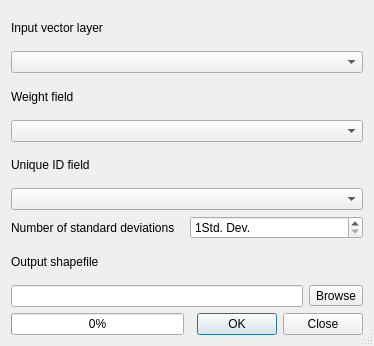
Qt form python/plugins/fTools/tools/frmMeanCoords.ui (qgis/QGIS) before a commit.
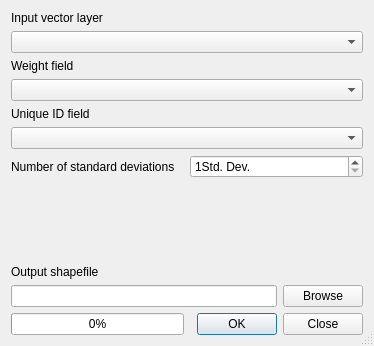
The same form after that commit.

Commit message: [ftools] homogenizes UI: changes browse button from QToolButton to QPushButton

What changed in the file:
```diff
--- a/python/plugins/fTools/tools/frmMeanCoords.ui
+++ b/python/plugins/fTools/tools/frmMeanCoords.ui
@@ -1,10 +1,10 @@
 <ui version="4.0" >
  <class>Dialog</class>
- <widget class="QDialog" name="Dialog" >
-  <property name="windowModality" >
+ <widget class="QDialog" name="Dialog">
+  <property name="windowModality">
    <enum>Qt::NonModal</enum>
   </property>
-  <property name="geometry" >
+  <property name="geometry">
    <rect>
     <x>0</x>
     <y>0</y>
@@ -12,100 +12,47 @@
     <height>346</height>
    </rect>
   </property>
-  <property name="windowTitle" >
+  <property name="windowTitle">
    <string>Generate Centroids</string>
   </property>
-  <property name="sizeGripEnabled" >
+  <property name="sizeGripEnabled">
    <bool>true</bool>
   </property>
-  <layout class="QGridLayout" name="gridLayout" >
-   <item row="0" column="0" colspan="2" >
-    <layout class="QVBoxLayout" >
-     <item>
-      <widget class="QLabel" name="label_3" >
-       <property name="text" >
-        <string>Input vector layer</string>
-       </property>
-      </widget>
-     </item>
-     <item>
-      <widget class="QComboBox" name="inShape" />
-     </item>
-    </layout>
+  <layout class="QGridLayout" name="gridLayout">
+   <item row="6" column="0">
+    <widget class="QProgressBar" name="progressBar">
+     <property name="value">
+      <number>0</number>
+     </property>
+     <property name="alignment">
+      <set>Qt::AlignCenter</set>
+     </property>
+     <property name="textVisible">
+      <bool>true</bool>
+     </property>
+    </widget>
    </item>
-   <item row="1" column="0" colspan="2" >
-    <layout class="QVBoxLayout" >
+   <item row="5" column="0" colspan="2">
+    <layout class="QVBoxLayout">
      <item>
-      <widget class="QLabel" name="label_weight" >
-       <property name="text" >
-        <string>Weight field</string>
-       </property>
-      </widget>
-     </item>
-     <item>
-      <widget class="QComboBox" name="weightField" />
-     </item>
-    </layout>
-   </item>
-   <item row="2" column="0" colspan="2" >
-    <layout class="QVBoxLayout" >
-     <item>
-      <widget class="QLabel" name="label_unique" >
-       <property name="text" >
-        <string>Unique ID field</string>
-       </property>
-      </widget>
-     </item>
-     <item>
-      <widget class="QComboBox" name="uniqueField" />
-     </item>
-    </layout>
-   </item>
-   <item row="3" column="0" colspan="2" >
-    <layout class="QHBoxLayout" >
-     <item>
-      <widget class="QLabel" name="label_size" >
-       <property name="text" >
-        <string>Number of standard deviations</string>
-       </property>
-      </widget>
-     </item>
-     <item>
-      <widget class="QSpinBox" name="sizeValue" >
-       <property name="suffix" >
-        <string>Std. Dev.</string>
-       </property>
-       <property name="minimum" >
-        <number>1</number>
-       </property>
-       <property name="maximum" >
-        <number>3</number>
-       </property>
-      </widget>
-     </item>
-    </layout>
-   </item>
-   <item row="4" column="0" colspan="2" >
-    <layout class="QVBoxLayout" >
-     <item>
-      <widget class="QLabel" name="label_2" >
-       <property name="text" >
+      <widget class="QLabel" name="label_2">
+       <property name="text">
         <string>Output shapefile</string>
        </property>
       </widget>
      </item>
      <item>
-      <layout class="QHBoxLayout" >
+      <layout class="QHBoxLayout">
        <item>
-        <widget class="QLineEdit" name="outShape" >
-         <property name="readOnly" >
+        <widget class="QLineEdit" name="outShape">
+         <property name="readOnly">
           <bool>true</bool>
          </property>
         </widget>
        </item>
        <item>
-        <widget class="QToolButton" name="toolOut" >
-         <property name="text" >
+        <widget class="QPushButton" name="toolOut">
+         <property name="text">
           <string>Browse</string>
          </property>
         </widget>
@@ -114,29 +61,95 @@
      </item>
     </layout>
    </item>
-   <item row="5" column="0" >
-    <widget class="QProgressBar" name="progressBar" >
-     <property name="value" >
-      <number>0</number>
-     </property>
-     <property name="alignment" >
-      <set>Qt::AlignCenter</set>
-     </property>
-     <property name="textVisible" >
-      <bool>true</bool>
-     </property>
-    </widget>
-   </item>
-   <item row="5" column="1" >
-    <widget class="QDialogButtonBox" name="buttonBox_2" >
-     <property name="orientation" >
+   <item row="6" column="1">
+    <widget class="QDialogButtonBox" name="buttonBox_2">
+     <property name="orientation">
       <enum>Qt::Horizontal</enum>
      </property>
-     <property name="standardButtons" >
+     <property name="standardButtons">
       <set>QDialogButtonBox::Close|QDialogButtonBox::Ok</set>
      </property>
     </widget>
    </item>
+   <item row="3" column="0" colspan="2">
+    <layout class="QHBoxLayout">
+     <item>
+      <widget class="QLabel" name="label_size">
+       <property name="text">
+        <string>Number of standard deviations</string>
+       </property>
+      </widget>
+     </item>
+     <item>
+      <widget class="QSpinBox" name="sizeValue">
+       <property name="suffix">
+        <string>Std. Dev.</string>
+       </property>
+       <property name="minimum">
+        <number>1</number>
+       </property>
+       <property name="maximum">
+        <number>3</number>
+       </property>
+      </widget>
+     </item>
+    </layout>
+   </item>
+   <item row="0" column="0" colspan="2">
+    <layout class="QVBoxLayout">
+     <item>
+      <widget class="QLabel" name="label_3">
+       <property name="text">
+        <string>Input vector layer</string>
+       </property>
+      </widget>
+     </item>
+     <item>
+      <widget class="QComboBox" name="inShape"/>
+     </item>
+    </layout>
+   </item>
+   <item row="2" column="0" colspan="2">
+    <layout class="QVBoxLayout">
+     <item>
+      <widget class="QLabel" name="label_unique">
+       <property name="text">
+        <string>Unique ID field</string>
+       </property>
+      </widget>
+     </item>
+     <item>
+      <widget class="QComboBox" name="uniqueField"/>
+     </item>
+    </layout>
+   </item>
+   <item row="1" column="0" colspan="2">
+    <layout class="QVBoxLayout">
+     <item>
+      <widget class="QLabel" name="label_weight">
+       <property name="text">
+        <string>Weight field</string>
+       </property>
+      </widget>
+     </item>
+     <item>
+      <widget class="QComboBox" name="weightField"/>
+     </item>
+    </layout>
+   </item>
+   <item row="4" column="0" colspan="2">
+    <spacer name="verticalSpacer">
+     <property name="orientation">
+      <enum>Qt::Vertical</enum>
+     </property>
+     <property name="sizeHint" stdset="0">
+      <size>
+       <width>20</width>
+       <height>40</height>
+      </size>
+     </property>
+    </spacer>
+   </item>
   </layout>
  </widget>
  <resources/>
```
Left out of the diff: 11 changed lines with no effect on the pictures. The commit also changes 13 other files.
